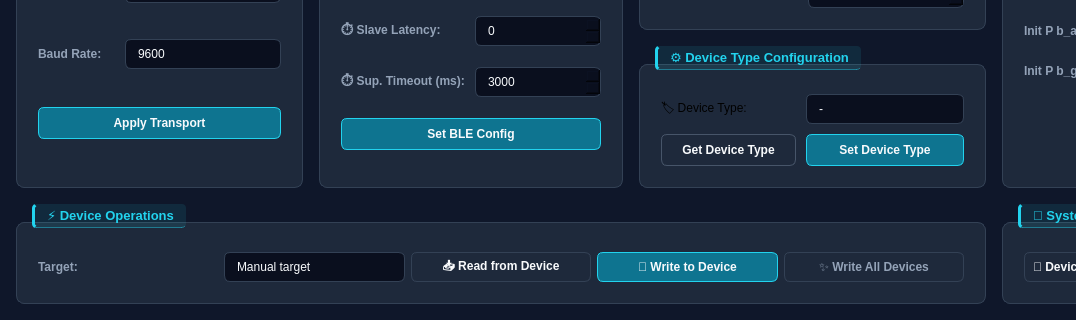
This is software/uwb_rtls_studio/views/ui/config_tab.ui in phuongmt08/uwb-rtls as Qt 5 draws it before an edit; both pictures show x 0 to 1076 and y 525 to 845 of the 1300 by 845 pixel window. The edited form follows.
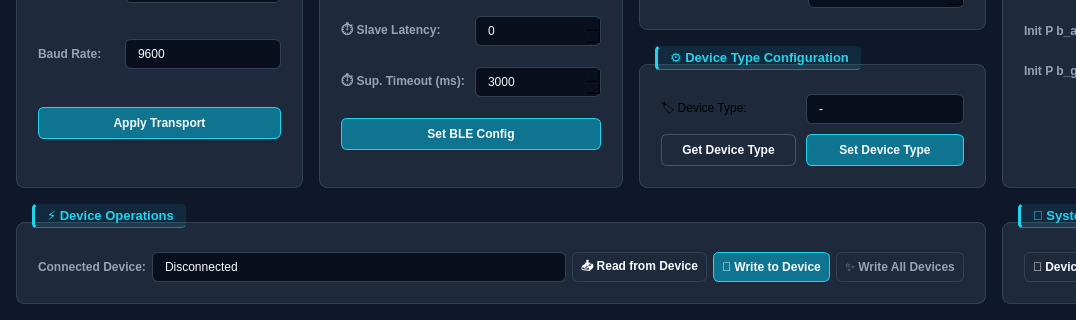
This is the edited form. Icons and pictures are not drawn.

Commit message: feat: add field serial number to popupscan & other device, remove logic target device to action read/write in config/calib, adjust realtime for communication

The edit to the form file:
```diff
--- a/software/uwb_rtls_studio/views/ui/config_tab.ui
+++ b/software/uwb_rtls_studio/views/ui/config_tab.ui
@@ -966,13 +966,14 @@
         <item>
          <widget class="QLabel" name="lbl_target_device">
           <property name="styleSheet"><string>color: #94A3B8; font-weight: bold;</string></property>
-          <property name="text"><string>Target:</string></property>
+          <property name="text"><string>Connected Device:</string></property>
          </widget>
         </item>
         <item>
-         <widget class="QComboBox" name="target_device_combo">
+         <widget class="QLineEdit" name="txt_connected_device">
           <property name="minimumSize"><size><width>190</width><height>0</height></size></property>
-          <item><property name="text"><string>Manual target</string></property></item>
+          <property name="readOnly"><bool>true</bool></property>
+          <property name="text"><string>Disconnected</string></property>
          </widget>
         </item>
         <item>
```
The commit also changes 16 other files.
